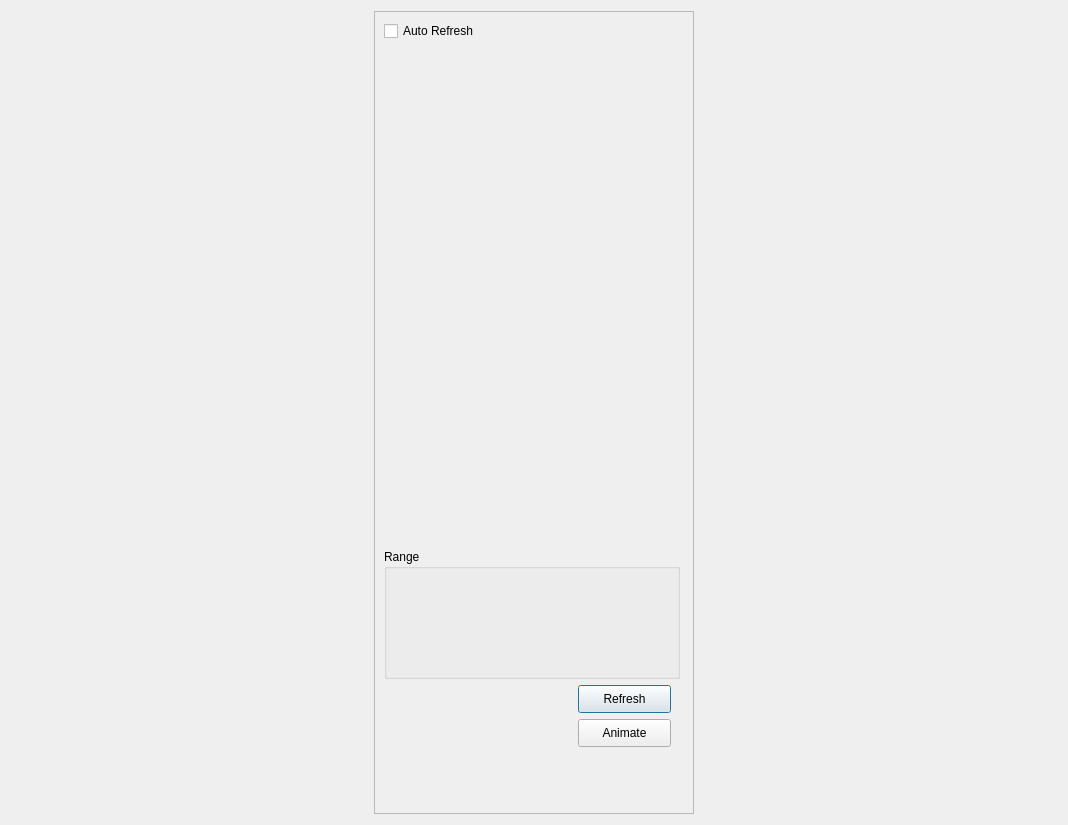
First picture: the form in SciDataTool/GUI/DDataPlotter/DDataPlotter.ui, repository Eomys/SciDataTool, before the edit.
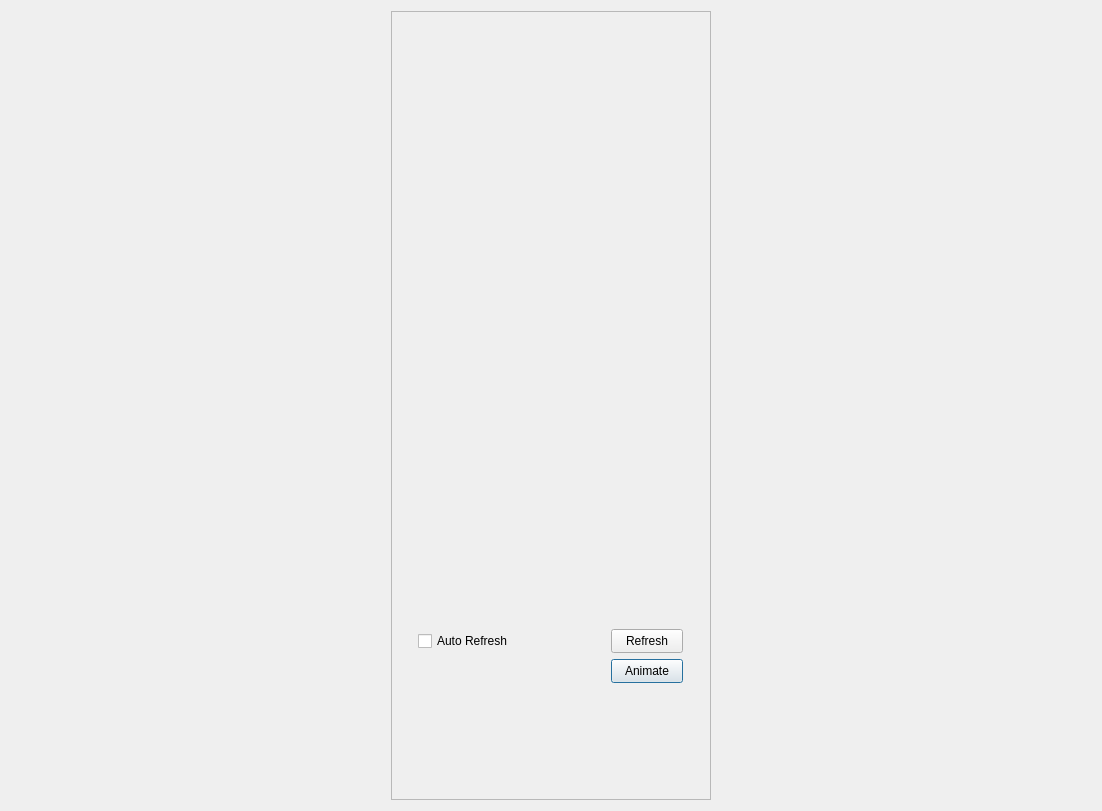
Second picture: the form after the edit. Custom widgets are drawn as their Qt base class.

Commit message: [NF] : Making the different part of the UI lined up, adding the handling of the VectorField components and optimizing the use of plot_3D_Data and plot_2D_Data.

Patch:
```diff
--- a/SciDataTool/GUI/DDataPlotter/DDataPlotter.ui
+++ b/SciDataTool/GUI/DDataPlotter/DDataPlotter.ui
@@ -2,22 +2,31 @@
 <ui version="4.0">
  <class>DDataPlotter</class>
  <widget class="QDialog" name="DDataPlotter">
+  <property name="enabled">
+   <bool>true</bool>
+  </property>
   <property name="geometry">
    <rect>
     <x>0</x>
     <y>0</y>
-    <width>1068</width>
-    <height>825</height>
+    <width>1102</width>
+    <height>811</height>
    </rect>
   </property>
+  <property name="sizePolicy">
+   <sizepolicy hsizetype="Expanding" vsizetype="Expanding">
+    <horstretch>0</horstretch>
+    <verstretch>0</verstretch>
+   </sizepolicy>
+  </property>
+  <property name="cursor">
+   <cursorShape>ArrowCursor</cursorShape>
+  </property>
   <property name="windowTitle">
    <string>Data Plot</string>
   </property>
-  <layout class="QHBoxLayout" name="horizontalLayout">
-   <item>
-    <layout class="QVBoxLayout" name="plot_layout"/>
-   </item>
-   <item>
+  <layout class="QGridLayout" name="gridLayout">
+   <item row="0" column="1">
     <widget class="QScrollArea" name="scrollArea">
      <property name="minimumSize">
       <size>
@@ -40,32 +49,22 @@
         <x>0</x>
         <y>0</y>
         <width>318</width>
-        <height>801</height>
+        <height>787</height>
        </rect>
       </property>
       <layout class="QVBoxLayout" name="verticalLayout">
-       <item>
-        <widget class="QCheckBox" name="c_auto_refresh">
-         <property name="text">
-          <string>Auto Refresh</string>
-         </property>
-         <property name="checked">
-          <bool>false</bool>
-         </property>
-        </widget>
-       </item>
        <item>
         <widget class="WVectorSelector" name="w_vect_selector" native="true">
          <property name="sizePolicy">
-          <sizepolicy hsizetype="Expanding" vsizetype="Minimum">
+          <sizepolicy hsizetype="Minimum" vsizetype="Preferred">
            <horstretch>0</horstretch>
            <verstretch>0</verstretch>
           </sizepolicy>
          </property>
          <property name="minimumSize">
           <size>
-           <width>0</width>
-           <height>70</height>
+           <width>296</width>
+           <height>100</height>
           </size>
          </property>
          <property name="maximumSize">
@@ -79,7 +78,7 @@
        <item>
         <widget class="WAxisManager" name="w_axis_manager" native="true">
          <property name="sizePolicy">
-          <sizepolicy hsizetype="Preferred" vsizetype="Minimum">
+          <sizepolicy hsizetype="Preferred" vsizetype="Preferred">
            <horstretch>0</horstretch>
            <verstretch>0</verstretch>
           </sizepolicy>
@@ -87,7 +86,7 @@
          <property name="minimumSize">
           <size>
            <width>296</width>
-           <height>420</height>
+           <height>360</height>
           </size>
          </property>
          <property name="maximumSize">
@@ -99,9 +98,9 @@
         </widget>
        </item>
        <item>
-        <widget class="QGroupBox" name="g_range">
+        <widget class="WDataRange" name="w_range" native="true">
          <property name="sizePolicy">
-          <sizepolicy hsizetype="Preferred" vsizetype="Minimum">
+          <sizepolicy hsizetype="Minimum" vsizetype="Minimum">
            <horstretch>0</horstretch>
            <verstretch>0</verstretch>
           </sizepolicy>
@@ -114,75 +113,93 @@
          </property>
          <property name="maximumSize">
           <size>
-           <width>296</width>
-           <height>130</height>
+           <width>100</width>
+           <height>16777215</height>
           </size>
          </property>
-         <property name="title">
-          <string>Range</string>
-         </property>
-         <widget class="WDataRange" name="w_range" native="true">
-          <property name="geometry">
-           <rect>
-            <x>12</x>
-            <y>17</y>
-            <width>272</width>
-            <height>101</height>
-           </rect>
-          </property>
-          <property name="minimumSize">
-           <size>
-            <width>0</width>
-            <height>100</height>
-           </size>
-          </property>
-         </widget>
         </widget>
        </item>
        <item>
-        <layout class="QHBoxLayout" name="refresh_layout">
-         <property name="sizeConstraint">
-          <enum>QLayout::SetMinimumSize</enum>
-         </property>
-         <item>
-          <spacer name="horizontalSpacer">
-           <property name="orientation">
-            <enum>Qt::Horizontal</enum>
+        <layout class="QGridLayout" name="gridLayout_2">
+         <item row="1" column="1">
+          <widget class="QPushButton" name="b_animate">
+           <property name="sizePolicy">
+            <sizepolicy hsizetype="Minimum" vsizetype="Fixed">
+             <horstretch>0</horstretch>
+             <verstretch>0</verstretch>
+            </sizepolicy>
            </property>
-           <property name="sizeType">
-            <enum>QSizePolicy::Minimum</enum>
+           <property name="minimumSize">
+            <size>
+             <width>72</width>
+             <height>24</height>
+            </size>
            </property>
-           <property name="sizeHint" stdset="0">
+           <property name="maximumSize">
             <size>
-             <width>182</width>
-             <height>20</height>
+             <width>72</width>
+             <height>24</height>
             </size>
            </property>
-          </spacer>
+           <property name="text">
+            <string>Animate</string>
+           </property>
+          </widget>
          </item>
-         <item>
+         <item row="0" column="0">
+          <widget class="QCheckBox" name="c_auto_refresh">
+           <property name="sizePolicy">
+            <sizepolicy hsizetype="Fixed" vsizetype="Fixed">
+             <horstretch>0</horstretch>
+             <verstretch>0</verstretch>
+            </sizepolicy>
+           </property>
+           <property name="minimumSize">
+            <size>
+             <width>170</width>
+             <height>24</height>
+            </size>
+           </property>
+           <property name="maximumSize">
+            <size>
+             <width>16777215</width>
+             <height>24</height>
+            </size>
+           </property>
+           <property name="text">
+            <string>Auto Refresh</string>
+           </property>
+           <property name="checked">
+            <bool>false</bool>
+           </property>
+          </widget>
+         </item>
+         <item row="0" column="1">
           <widget class="QPushButton" name="b_refresh">
            <property name="enabled">
             <bool>true</bool>
            </property>
            <property name="sizePolicy">
-            <sizepolicy hsizetype="Minimum" vsizetype="Minimum">
+            <sizepolicy hsizetype="Fixed" vsizetype="Minimum">
              <horstretch>0</horstretch>
              <verstretch>0</verstretch>
             </sizepolicy>
            </property>
            <property name="minimumSize">
             <size>
-             <width>93</width>
-             <height>28</height>
+             <width>72</width>
+             <height>24</height>
             </size>
            </property>
            <property name="maximumSize">
             <size>
-             <width>93</width>
-             <height>28</height>
+             <width>72</width>
+             <height>24</height>
             </size>
            </property>
+           <property name="layoutDirection">
+            <enum>Qt::LeftToRight</enum>
+           </property>
            <property name="text">
             <string>Refresh</string>
            </property>
@@ -190,51 +207,24 @@
          </item>
         </layout>
        </item>
-       <item>
-        <layout class="QHBoxLayout" name="animate_layout">
-         <item>
-          <spacer name="horizontalSpacer_2">
-           <property name="orientation">
-            <enum>Qt::Horizontal</enum>
-           </property>
-           <property name="sizeType">
-            <enum>QSizePolicy::Minimum</enum>
-           </property>
-           <property name="sizeHint" stdset="0">
-            <size>
-             <width>182</width>
-             <height>20</height>
-            </size>
-           </property>
-          </spacer>
-         </item>
-         <item>
-          <widget class="QPushButton" name="b_animate">
-           <property name="minimumSize">
-            <size>
-             <width>93</width>
-             <height>28</height>
-            </size>
-           </property>
-           <property name="maximumSize">
-            <size>
-             <width>93</width>
-             <height>28</height>
-            </size>
-           </property>
-           <property name="text">
-            <string>Animate</string>
-           </property>
-          </widget>
-         </item>
-        </layout>
-       </item>
        <item>
         <widget class="WExport" name="w_export" native="true">
+         <property name="sizePolicy">
+          <sizepolicy hsizetype="Minimum" vsizetype="Minimum">
+           <horstretch>0</horstretch>
+           <verstretch>0</verstretch>
+          </sizepolicy>
+         </property>
          <property name="minimumSize">
           <size>
-           <width>296</width>
-           <height>0</height>
+           <width>280</width>
+           <height>40</height>
+          </size>
+         </property>
+         <property name="maximumSize">
+          <size>
+           <width>16777215</width>
+           <height>25</height>
           </size>
          </property>
         </widget>
@@ -245,12 +235,12 @@
           <enum>Qt::Vertical</enum>
          </property>
          <property name="sizeType">
-          <enum>QSizePolicy::Ignored</enum>
+          <enum>QSizePolicy::Expanding</enum>
          </property>
          <property name="sizeHint" stdset="0">
           <size>
            <width>20</width>
-           <height>200</height>
+           <height>120</height>
           </size>
          </property>
         </spacer>
```
Left out of the diff: 12 changed lines with no effect on the pictures. The commit also changes 16 other files.
